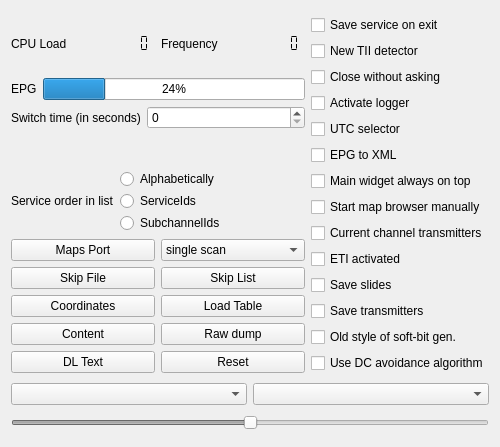
tomneda/DABstar, file forms/config-helper.ui: the form before one commit.
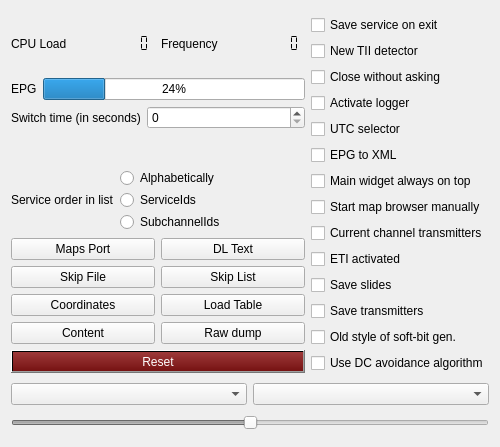
The form after the commit. Custom widgets are drawn as their Qt base class.

Commit message: Remove scan mode selector (only single scan possible)

```diff
--- a/forms/config-helper.ui
+++ b/forms/config-helper.ui
@@ -174,25 +174,13 @@
           </widget>
          </item>
          <item>
-          <widget class="smallComboBox" name="scanmodeSelector">
+          <widget class="QPushButton" name="dlTextButton">
            <property name="toolTip">
             <string>&lt;html&gt;&lt;head/&gt;&lt;body&gt;&lt;p&gt;Choose one of three modes for scanning&lt;/p&gt;&lt;/body&gt;&lt;/html&gt;</string>
            </property>
-           <item>
-            <property name="text">
-             <string>single scan</string>
-            </property>
-           </item>
-           <item>
-            <property name="text">
-             <string>scan to data</string>
-            </property>
-           </item>
-           <item>
-            <property name="text">
-             <string>continuous</string>
-            </property>
-           </item>
+           <property name="text">
+            <string>DL Text</string>
+           </property>
           </widget>
          </item>
         </layout>
@@ -280,16 +268,6 @@
        </item>
        <item>
         <layout class="QHBoxLayout" name="horizontalLayout_10">
-         <item>
-          <widget class="QPushButton" name="dlTextButton">
-           <property name="toolTip">
-            <string>&lt;html&gt;&lt;head/&gt;&lt;body&gt;&lt;p&gt;Save the lines of text that appear as dynamic label&lt;/p&gt;&lt;/body&gt;&lt;/html&gt;</string>
-           </property>
-           <property name="text">
-            <string>DL Text</string>
-           </property>
-          </widget>
-         </item>
          <item>
           <widget class="QPushButton" name="resetButton">
            <property name="sizePolicy">
@@ -298,9 +276,19 @@
              <verstretch>0</verstretch>
             </sizepolicy>
            </property>
+           <property name="font">
+            <font>
+             <weight>50</weight>
+             <bold>false</bold>
+            </font>
+           </property>
            <property name="toolTip">
             <string>&lt;html&gt;&lt;head/&gt;&lt;body&gt;&lt;p&gt;Push this button to reset, i.e. restart synchronization.&lt;/p&gt;&lt;/body&gt;&lt;/html&gt;</string>
            </property>
+           <property name="styleSheet">
+            <string notr="true">background-color:qlineargradient(x1:1, y1:0, x2:1, y2:1, stop:0 rgba(158, 58, 58, 255),stop:1 rgba(118, 18, 18, 255)); color: #fff; selection-background-color: #b78620;	selection-color: #000;
+</string>
+           </property>
            <property name="text">
             <string>Reset</string>
            </property>
```
Left out of the diff: 2 changed lines with no effect on the pictures. The commit also changes 2 other files.
